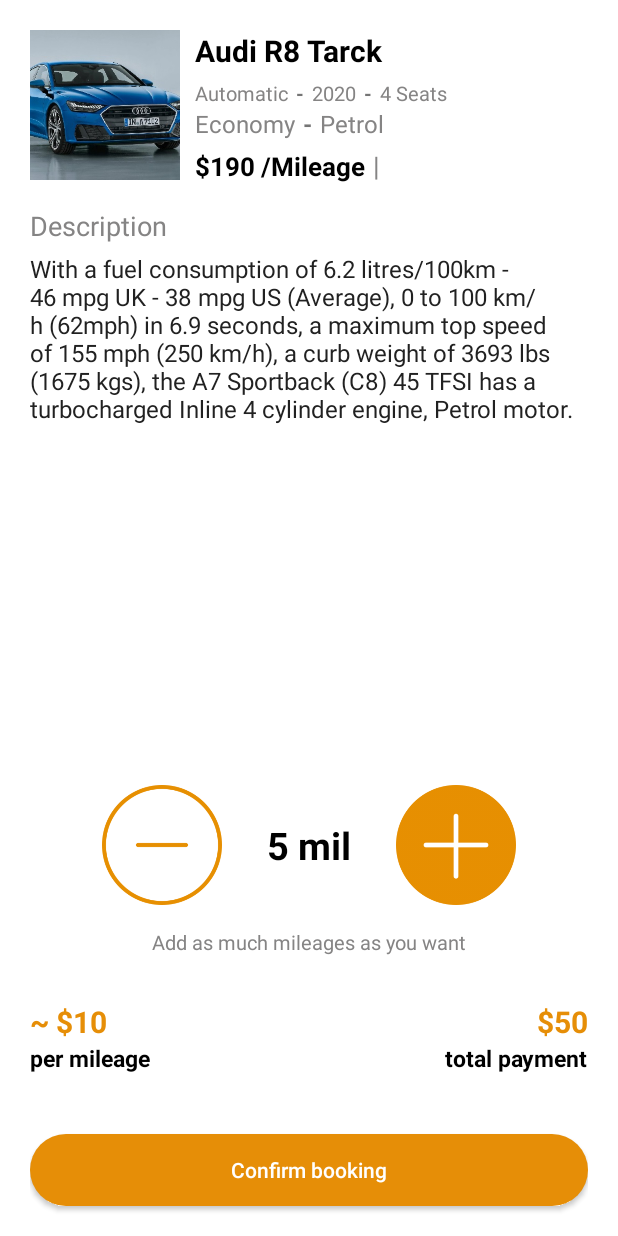
After one commit to Moutamid/CarRental, an Android app: the layout activity_book_car.xml on its own in the app's theme, with its tools: preview values and no code run, on a phone screen of 412 x 824 dp. The commit adds this screen. Run offline under Robolectric (Android 15) with nearby library versions, the light colour scheme and no system bars.

Commit message:
5 12 2021

```diff
--- a/app/src/main/java/com/moutamid/carrentalproject/ActivityLogin.java
+++ b/app/src/main/java/com/moutamid/carrentalproject/ActivityLogin.java
@@ -65,6 +65,12 @@
         // Initializing Views
         initViews();
 
+        findViewById(R.id.forgot_password_btn_login).setOnClickListener(new View.OnClickListener() {
+            @Override
+            public void onClick(View view) {
+
+            }
+        });
 
     }
 
--- /dev/null
+++ b/app/src/main/res/layout/activity_book_car.xml
@@ -0,0 +1,384 @@
+<?xml version="1.0" encoding="utf-8"?>
+<RelativeLayout xmlns:android="http://schemas.android.com/apk/res/android"
+    xmlns:app="http://schemas.android.com/apk/res-auto"
+    xmlns:tools="http://schemas.android.com/tools"
+    android:layout_width="match_parent"
+    android:layout_height="match_parent"
+    android:background="@color/white"
+    tools:context=".BookCarActivity">
+
+    <LinearLayout
+        android:id="@+id/top_layput_activity_bok_car"
+        android:layout_width="match_parent"
+        android:layout_height="wrap_content"
+        android:orientation="vertical">
+
+        <RelativeLayout
+            android:layout_width="match_parent"
+            android:layout_height="wrap_content"
+            android:layout_marginStart="20dp"
+            android:layout_marginTop="20dp"
+            android:layout_marginEnd="20dp"
+            android:layout_marginBottom="10dp">
+
+            <ImageView
+                android:id="@+id/car_image_view_layout_home"
+                android:layout_width="100dp"
+                android:layout_height="100dp"
+                android:scaleType="centerCrop"
+                android:src="@drawable/audi" />
+
+            <LinearLayout
+                android:layout_width="match_parent"
+                android:layout_height="wrap_content"
+                android:layout_marginStart="10dp"
+                android:layout_marginLeft="10dp"
+                android:layout_toEndOf="@id/car_image_view_layout_home"
+                android:layout_toRightOf="@id/car_image_view_layout_home"
+                android:orientation="vertical">
+
+                <TextView
+                    android:id="@+id/name_layout_car_home"
+                    android:layout_width="match_parent"
+                    android:layout_height="wrap_content"
+                    android:ellipsize="end"
+                    android:maxLines="1"
+                    android:text="Audi R8 Tarck"
+                    android:textColor="@color/black"
+                    android:textSize="20sp"
+                    android:textStyle="bold" />
+
+                <LinearLayout
+                    android:layout_width="match_parent"
+                    android:layout_height="wrap_content"
+                    android:layout_marginTop="5dp"
+                    android:orientation="horizontal">
+
+                    <TextView
+                        android:id="@+id/transmission_layout_car_home"
+                        android:layout_width="wrap_content"
+                        android:layout_height="wrap_content"
+                        android:ellipsize="end"
+                        android:maxLines="1"
+                        android:text="Automatic"
+                        android:textColor="@color/greyTextColor"
+                        android:textSize="13sp" />
+
+                    <TextView
+                        android:layout_width="wrap_content"
+                        android:layout_height="wrap_content"
+                        android:layout_marginStart="5dp"
+                        android:layout_marginLeft="5dp"
+                        android:layout_marginEnd="5dp"
+                        android:text="-"
+                        android:textSize="13sp"
+                        android:textStyle="bold" />
+
+                    <TextView
+                        android:id="@+id/model_layout_car_home"
+                        android:layout_width="wrap_content"
+                        android:layout_height="wrap_content"
+                        android:ellipsize="end"
+                        android:maxLines="1"
+                        android:text="2020"
+                        android:textColor="@color/greyTextColor"
+                        android:textSize="13sp"
+
+                        />
+
+                    <TextView
+                        android:layout_width="wrap_content"
+                        android:layout_height="wrap_content"
+                        android:layout_marginStart="5dp"
+                        android:layout_marginLeft="5dp"
+                        android:layout_marginEnd="5dp"
+                        android:text="-"
+                        android:textSize="13sp"
+                        android:textStyle="bold" />
+
+                    <TextView
+                        android:id="@+id/seats_layout_car_home"
+                        android:layout_width="wrap_content"
+                        android:layout_height="wrap_content"
+                        android:ellipsize="end"
+                        android:maxLines="1"
+                        android:text="4 Seats"
+                        android:textColor="@color/greyTextColor"
+                        android:textSize="13sp" />
+
+                </LinearLayout>
+
+                <LinearLayout
+                    android:layout_width="match_parent"
+                    android:layout_height="wrap_content"
+                    android:orientation="horizontal">
+
+                    <TextView
+                        android:id="@+id/status_layout_car_home"
+                        android:layout_width="wrap_content"
+                        android:layout_height="wrap_content"
+                        android:ellipsize="end"
+                        android:maxLines="1"
+                        android:text="Economy"
+                        android:textColor="@color/greyTextColor"
+                        android:textSize="16sp" />
+
+                    <TextView
+                        android:layout_width="wrap_content"
+                        android:layout_height="wrap_content"
+                        android:layout_marginStart="5dp"
+                        android:layout_marginLeft="5dp"
+                        android:layout_marginEnd="5dp"
+                        android:text="-"
+                        android:textSize="16sp"
+                        android:textStyle="bold" />
+
+                    <TextView
+                        android:id="@+id/engine_layout_car_home"
+                        android:layout_width="wrap_content"
+                        android:layout_height="wrap_content"
+                        android:ellipsize="end"
+                        android:maxLines="1"
+                        android:text="Petrol"
+                        android:textColor="@color/greyTextColor"
+                        android:textSize="16sp" />
+
+                </LinearLayout>
+
+                <LinearLayout
+                    android:layout_width="match_parent"
+                    android:layout_height="wrap_content"
+                    android:orientation="horizontal">
+
+                    <TextView
+                        android:id="@+id/price_layout_car_home"
+                        android:layout_width="wrap_content"
+                        android:layout_height="wrap_content"
+                        android:layout_gravity="center_vertical"
+                        android:text="$190 /Mileage"
+                        android:textColor="@color/black"
+                        android:textSize="17sp"
+                        android:textStyle="bold" />
+
+                    <TextView
+                        android:layout_width="wrap_content"
+                        android:layout_height="wrap_content"
+                        android:layout_gravity="center_vertical"
+                        android:layout_marginStart="5dp"
+                        android:layout_marginEnd="5dp"
+                        android:text="|"
+                        android:textColor="@color/greyTextColor"
+                        android:textSize="18sp" />
+
+                    <LinearLayout
+                        android:layout_width="80dp"
+                        android:layout_height="wrap_content"
+                        android:layout_gravity="center_vertical"
+                        android:gravity="center_vertical"
+                        android:orientation="horizontal"
+                        android:weightSum="2">
+
+                        <LinearLayout
+                            android:id="@+id/ac_layout_car_home"
+                            android:layout_width="0dp"
+                            android:layout_height="wrap_content"
+                            android:layout_gravity="center"
+                            android:layout_weight="1"
+                            android:gravity="center"
+                            android:orientation="vertical"
+                            android:visibility="invisible">
+
+                            <ImageView
+                                android:layout_width="15dp"
+                                android:layout_height="15dp"
+                                android:src="@drawable/ic_baseline_ac_unit_24" />
+
+                            <TextView
+                                android:layout_width="wrap_content"
+                                android:layout_height="wrap_content"
+                                android:maxLines="1"
+                                android:text="AC" />
+
+                        </LinearLayout>
+
+                        <LinearLayout
+                            android:id="@+id/gps_layout_car_home"
+                            android:layout_width="0dp"
+                            android:layout_height="wrap_content"
+                            android:layout_gravity="center"
+                            android:layout_weight="1"
+                            android:gravity="center"
+                            android:orientation="vertical"
+                            android:visibility="invisible">
+
+                            <ImageView
+                                android:layout_width="15dp"
+                                android:layout_height="15dp"
+                                android:src="@drawable/ic_baseline_gps_fixed_24" />
+
+                            <TextView
+                                android:layout_width="wrap_content"
+                                android:layout_height="wrap_content"
+                                android:maxLines="1"
+                                android:text="GPS" />
+
+                        </LinearLayout>
+
+                    </LinearLayout>
+
+                </LinearLayout>
+
+            </LinearLayout>
+
+        </RelativeLayout>
+
+        <TextView
+            android:layout_width="match_parent"
+            android:layout_height="wrap_content"
+            android:layout_marginStart="20dp"
+            android:layout_marginEnd="20dp"
+            android:text="Description"
+            android:textColor="@color/greyTextColor"
+            android:textSize="18sp" />
+
+    </LinearLayout>
+
+    <androidx.core.widget.NestedScrollView
+        android:layout_width="match_parent"
+        android:layout_height="match_parent"
+        android:layout_above="@id/bottom_layout_activity_book_car"
+        android:layout_below="@id/top_layput_activity_bok_car">
+
+        <TextView
+            android:layout_width="match_parent"
+            android:layout_height="wrap_content"
+            android:layout_marginStart="20dp"
+            android:layout_marginTop="5dp"
+            android:layout_marginEnd="20dp"
+            android:text="With a fuel consumption of 6.2 litres/100km - 46 mpg UK - 38 mpg US (Average), 0 to 100 km/h (62mph) in 6.9 seconds, a maximum top speed of 155 mph (250 km/h), a curb weight of 3693 lbs (1675 kgs), the A7 Sportback (C8) 45 TFSI has a turbocharged Inline 4 cylinder engine, Petrol motor."
+            android:textColor="@color/lightBlackSpotify"
+            android:textSize="16sp" />
+
+
+    </androidx.core.widget.NestedScrollView>
+
+    <LinearLayout
+        android:id="@+id/bottom_layout_activity_book_car"
+        android:layout_width="match_parent"
+        android:layout_height="wrap_content"
+        android:layout_alignParentBottom="true"
+        android:layout_marginStart="20dp"
+        android:layout_marginTop="5dp"
+        android:layout_marginEnd="20dp"
+        android:orientation="vertical">
+
+        <LinearLayout
+            android:layout_width="match_parent"
+            android:layout_height="wrap_content"
+            android:gravity="center"
+            android:orientation="horizontal"
+            android:padding="5dp">
+
+            <ImageView
+                android:layout_width="80dp"
+                android:layout_height="80dp"
+                android:elevation="10dp"
+                android:src="@drawable/minus" />
+
+            <TextView
+                android:layout_width="wrap_content"
+                android:layout_height="wrap_content"
+                android:layout_marginStart="30dp"
+                android:layout_marginEnd="30dp"
+                android:text="5 mil"
+                android:textColor="@color/black"
+                android:textSize="25sp"
+                android:textStyle="bold" />
+
+            <ImageView
+                android:layout_width="80dp"
+                android:layout_height="80dp"
+                android:elevation="10dp"
+                android:src="@drawable/plus" />
+
+        </LinearLayout>
+
+        <TextView
+            android:layout_width="wrap_content"
+            android:layout_height="wrap_content"
+            android:layout_gravity="center"
+            android:layout_marginTop="10dp"
+            android:layout_marginBottom="30dp"
+            android:text="Add as much mileages as you want"
+            android:textColor="@color/greyTextColor"
+            android:textSize="13sp" />
+
+        <RelativeLayout
+            android:layout_width="match_parent"
+            android:layout_height="wrap_content"
+            android:layout_marginBottom="40dp">
+
+            <LinearLayout
+                android:layout_width="wrap_content"
+                android:layout_height="wrap_content"
+                android:gravity="start"
+                android:orientation="vertical">
+
+                <TextView
+                    android:layout_width="wrap_content"
+                    android:layout_height="wrap_content"
+                    android:text="~ $10"
+                    android:textColor="@color/goldenrodd"
+                    android:textSize="20sp"
+                    android:textStyle="bold" />
+
+                <TextView
+                    android:layout_width="wrap_content"
+                    android:layout_height="wrap_content"
+                    android:text="per mileage"
+                    android:textColor="@color/black"
+                    android:textSize="15sp"
+                    android:textStyle="bold" />
+
+            </LinearLayout>
+
+            <LinearLayout
+                android:layout_width="wrap_content"
+                android:layout_height="wrap_content"
+                android:layout_alignParentEnd="true"
+                android:layout_alignParentRight="true"
+                android:gravity="end"
+                android:orientation="vertical">
+
+                <TextView
+                    android:layout_width="wrap_content"
+                    android:layout_height="wrap_content"
+                    android:text="$50"
+                    android:textColor="@color/goldenrodd"
+                    android:textSize="20sp"
+                    android:textStyle="bold" />
+
+                <TextView
+                    android:layout_width="wrap_content"
+                    android:layout_height="wrap_content"
+                    android:text="total payment"
+                    android:textColor="@color/black"
+                    android:textSize="15sp"
+                    android:textStyle="bold" />
+
+            </LinearLayout>
+
+        </RelativeLayout>
+
+        <androidx.appcompat.widget.AppCompatButton
+            android:layout_width="match_parent"
+            android:layout_height="wrap_content"
+            android:background="@drawable/bg_get_started_btn"
+            android:text="Confirm booking"
+            android:layout_marginBottom="20dp"
+            android:textAllCaps="false"
+            android:textColor="@color/white" />
+
+    </LinearLayout>
+
+</RelativeLayout>
--- a/app/src/main/res/layout/layout_cars_home.xml
+++ b/app/src/main/res/layout/layout_cars_home.xml
@@ -142,7 +142,7 @@
                 android:layout_width="wrap_content"
                 android:layout_height="wrap_content"
                 android:layout_gravity="center_vertical"
-                android:text="$190 /Day"
+                android:text="$190 /Mileage"
                 android:id="@+id/price_layout_car_home"
                 android:textColor="@color/black"
                 android:textSize="17sp"
```
Also changed, not shown: app/src/main/AndroidManifest.xml (+8 -6 lines), app/src/main/java/com/moutamid/carrentalproject/BookCarActivity.java (added, +14 -0 lines), app/src/main/java/com/moutamid/carrentalproject/ForgotPasswordActivity.java (added, +70 -0 lines), app/src/main/java/com/moutamid/carrentalproject/HomeFragment.java (+93 -12 lines), app/src/main/res/layout/activity_forgot_password.xml (added, +57 -0 lines), app/src/main/res/layout/home_fragment.xml (+46 -34 lines), app/src/main/res/drawable/minus.png (added), app/src/main/res/drawable/plus.png (added).
